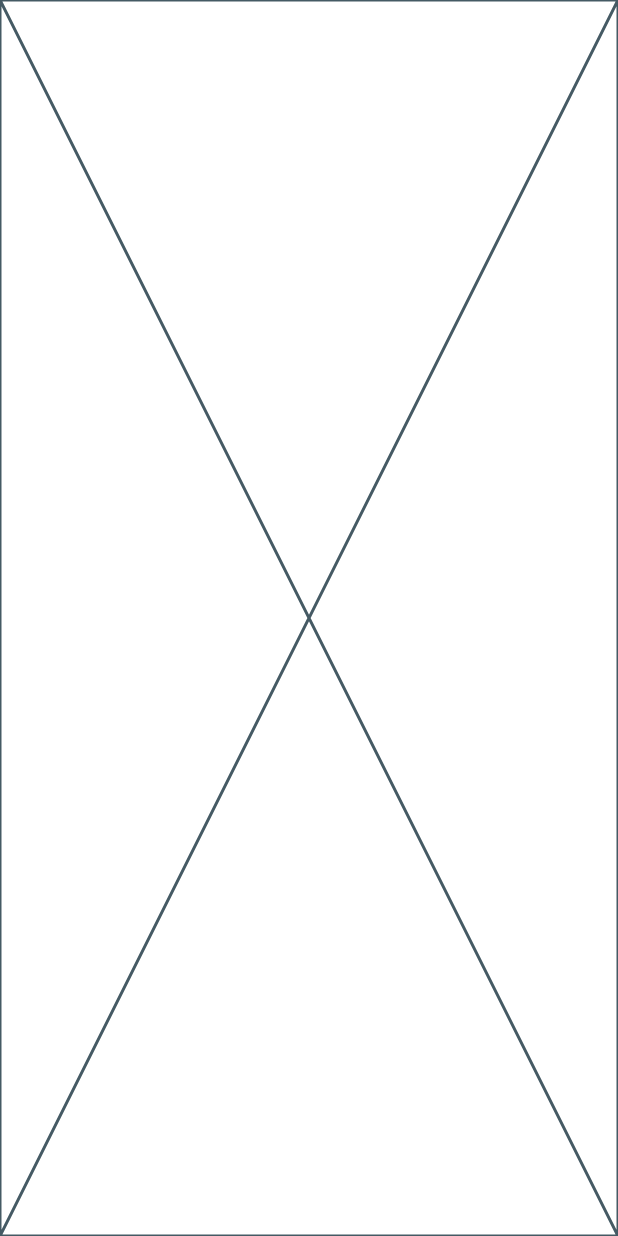
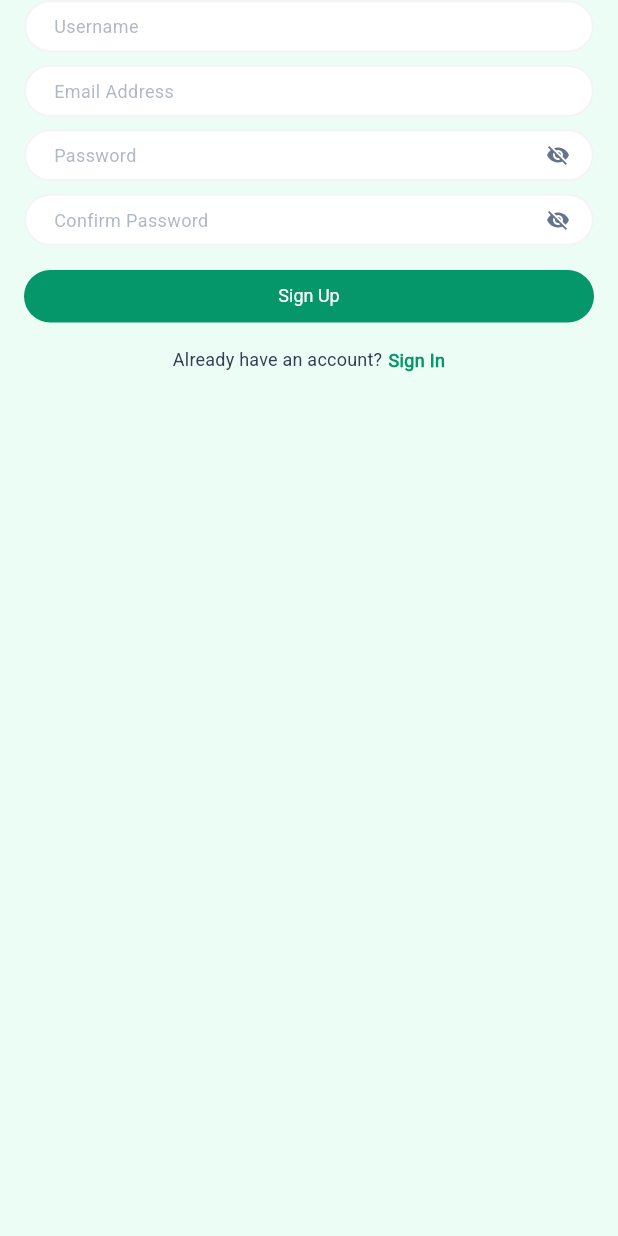
Before and after one commit to iskroshaf/nanas_mobile, a Flutter app: the screen it shows after launch, after a tap on "Sign Up", on a phone screen of 412 x 824 dp. Run offline on Flutter 3.47's test engine with Material 3 defaults, Android fonts, the light colour scheme and no system bars; our stand-ins replace connectivity_plus, flutter_dotenv.

Commit message:
Add sign up page, validation, and connectivity checks
Implemented sign up UI and logic in SignUp page, including field validation and navigation to SignIn. Added custom widgets for text fields, icon buttons, and snack bars. Introduced connectivity checks and validators. Integrated connectivity_plus package and updated platform plugin registrants for macOS and Windows.

```diff
--- a/lib/pages/sign_up.dart
+++ b/lib/pages/sign_up.dart
@@ -1,6 +1,14 @@
 // lib/pages/sign_up.dart
 
 import 'package:flutter/material.dart';
+import 'package:nanas_mobile/pages/sign_in.dart';
+import 'package:nanas_mobile/services/auth.dart';
+import 'package:nanas_mobile/styles/colors.dart';
+import 'package:nanas_mobile/styles/sizes.dart';
+import 'package:nanas_mobile/utils/validators.dart';
+import 'package:nanas_mobile/widgets/custom_elevated_button.dart';
+import 'package:nanas_mobile/widgets/custom_snack_bar.dart';
+import 'package:nanas_mobile/widgets/custom_text_field.dart';
 
 class SignUp extends StatefulWidget {
   const SignUp({super.key});
@@ -10,8 +18,165 @@ class SignUp extends StatefulWidget {
 }
 
 class _SignUpState extends State<SignUp> {
+  final TextEditingController _usernameController = TextEditingController();
+  final TextEditingController _emailController = TextEditingController();
+  final TextEditingController _passwordController = TextEditingController();
+  final TextEditingController _confirmPasswordController =
+      TextEditingController();
+
+  bool _isSignUp = false;
+
+  Future<void> _signUp() async {
+    setState(() {
+      _isSignUp = true;
+    });
+
+    final isValid = await validateSignUpFields(
+      context,
+      _usernameController,
+      _emailController,
+      _passwordController,
+      _confirmPasswordController,
+    );
+
+    if (!mounted) return;
+
+    if (!isValid) {
+      setState(() {
+        _isSignUp = false;
+      });
+      return;
+    }
+
+    try {
+      await signUp(
+        _emailController.text.trim(),
+        _passwordController.text,
+        _usernameController.text.trim(),
+      );
+
+      if (!mounted) return;
+
+      CustomSnackBar.show(
+        context: context,
+        message: 'Sign Up successfully',
+        type: SnackBarType.success,
+      );
+
+      Navigator.pushReplacement(
+        context,
+        MaterialPageRoute(builder: (context) => const SignIn()),
+      );
+    } catch (e) {
+      if (!mounted) return;
+      CustomSnackBar.show(
+        context: context,
+        message: e.toString(),
+        type: SnackBarType.error,
+      );
+    } finally {
+      if (mounted) {
+        setState(() {
+          _isSignUp = false;
+        });
+      }
+    }
+  }
+
+  @override
+  void dispose() {
+    _usernameController.dispose();
+    _emailController.dispose();
+    _passwordController.dispose();
+    _confirmPasswordController.dispose();
+    super.dispose();
+  }
+
   @override
   Widget build(BuildContext context) {
-    return const Placeholder();
+    final textTheme = Theme.of(context).textTheme;
+
+    return Scaffold(
+      body: SafeArea(
+        child: SingleChildScrollView(
+          padding: kPaddingBody,
+          child: Column(
+            children: [
+              CustomTextField(
+                isDisable: _isSignUp,
+                controller: _usernameController,
+                hintText: 'Username',
+              ),
+              const SizedBox(height: 8),
+              CustomTextField(
+                isDisable: _isSignUp,
+                controller: _emailController,
+                hintText: 'Email Address',
+              ),
+              const SizedBox(height: 8),
+              CustomTextField(
+                isDisable: _isSignUp,
+                controller: _passwordController,
+                hintText: 'Password',
+                isObscureText: true,
+              ),
+              const SizedBox(height: 8),
+              CustomTextField(
+                isDisable: _isSignUp,
+                controller: _confirmPasswordController,
+                hintText: 'Confirm Password',
+                isObscureText: true,
+              ),
+              const SizedBox(height: 16),
+              SizedBox(
+                height: 35,
+                width: double.infinity,
+                child: CustomElevatedButton(
+                  text: 'Sign Up',
+                  onPressed: _signUp,
+                  isLoading: _isSignUp,
+                ),
+              ),
+              SizedBox(height: 16),
+              Row(
+                mainAxisAlignment: MainAxisAlignment.center,
+                children: [
+                  Text(
+                    'Already have an account?',
+                    style: textTheme.titleMedium?.copyWith(
+                      fontWeight: FontWeight.normal,
+                    ),
+                  ),
+                  SizedBox(width: 4),
+                  GestureDetector(
+                    onTap:
+                        _isSignUp
+                            ? null
+                            : () {
+                              Navigator.pushReplacement(
+                                context,
+                                MaterialPageRoute(
+                                  builder: (context) => SignIn(),
+                                ),
+                              );
+                            },
+                    child: Opacity(
+                      opacity: _isSignUp ? 0.5 : 1.0,
+                      child: Text(
+                        'Sign In',
+                        style: Theme.of(context).textTheme.bodyMedium?.copyWith(
+                          fontWeight: FontWeight.bold,
+                          color: kPrimaryColor,
+                        ),
+                      ),
+                    ),
+                  ),
+                ],
+              ),
+            ],
+          ),
+        ),
+      ),
+    );
   }
 }
--- /dev/null
+++ b/lib/widgets/custom_icon_button.dart
@@ -0,0 +1,51 @@
+// lib/widgets/custom_icon_button.dart
+
+import 'package:flutter/material.dart';
+import 'package:nanas_mobile/styles/colors.dart';
+import 'package:nanas_mobile/styles/sizes.dart';
+
+class CustomIconButton extends StatefulWidget {
+  final VoidCallback? onPressed;
+  final IconData icon;
+  final double iconSize;
+  final Color? iconColor;
+
+  const CustomIconButton({
+    super.key,
+    required this.onPressed,
+    required this.icon,
+    this.iconSize = kIconSizeSmall,
+    this.iconColor,
+  });
+
+  @override
+  State<CustomIconButton> createState() => _CustomIconButtonState();
+}
+
+class _CustomIconButtonState extends State<CustomIconButton> {
+  bool _isTapped = false;
+
+  @override
+  Widget build(BuildContext context) {
+    final theme = Theme.of(context);
+    final isDark = theme.brightness == Brightness.dark;
+
+    return GestureDetector(
+      onTapDown: (_) => setState(() => _isTapped = true),
+      onTapUp: (_) {
+        setState(() => _isTapped = false);
+        widget.onPressed?.call();
+      },
+      onTapCancel: () => setState(() => _isTapped = false),
+      child: AnimatedOpacity(
+        duration: const Duration(milliseconds: 150),
+        opacity: _isTapped ? 0.5 : 1.0,
+        child: Icon(
+          widget.icon,
+          size: widget.iconSize,
+          color: widget.iconColor ?? (isDark ? kWhiteColor : kIconColor),
+        ),
+      ),
+    );
+  }
+}
--- /dev/null
+++ b/lib/widgets/custom_text_field.dart
@@ -0,0 +1,151 @@
+// lib/widgets/custom_text_field.dart
+
+import 'package:flutter/material.dart';
+import 'package:nanas_mobile/styles/colors.dart';
+import 'package:nanas_mobile/styles/sizes.dart';
+import 'package:nanas_mobile/widgets/custom_icon_button.dart';
+
+class CustomTextField extends StatefulWidget {
+  final String? hintText;
+  final String? labelText;
+  final TextEditingController controller;
+  final FocusNode? focusNode;
+  final bool isObscureText;
+  final bool isNumber;
+  final int maxLines;
+  final InputBorder? border;
+  final Widget? prefixIcon;
+  final Widget? suffixIcon;
+  final double? height;
+  final EdgeInsets? contentPadding;
+  final ValueChanged<String>? onChanged;
+  final ValueChanged<String>? onSubmitted;
+  final VoidCallback? onTap;
+  final int minLines;
+  final bool isDisable;
+
+  const CustomTextField({
+    super.key,
+    this.hintText,
+    this.labelText,
+    required this.controller,
+    this.focusNode,
+    this.isObscureText = false,
+    this.isNumber = false,
+    this.maxLines = 1,
+    this.minLines = 1,
+    this.border,
+    this.prefixIcon,
+    this.suffixIcon,
+    this.height,
+    this.contentPadding,
+    this.onChanged,
+    this.onSubmitted,
+    this.onTap,
+    this.isDisable = false,
+  });
+
+  @override
+  State<CustomTextField> createState() => _CustomTextFieldState();
+}
+
+class _CustomTextFieldState extends State<CustomTextField> {
+  late bool _isObscureText;
+
+  @override
+  void initState() {
+    super.initState();
+    _isObscureText = widget.isObscureText;
+  }
+
+  @override
+  Widget build(BuildContext context) {
+    final theme = Theme.of(context);
+    final isDark = theme.brightness == Brightness.dark;
+    final textTheme = theme.textTheme;
+
+    return IgnorePointer(
+      ignoring: widget.isDisable,
+      child: Opacity(
+        opacity: widget.isDisable ? 0.5 : 1,
+        child: SizedBox(
+          height: widget.height ?? (35.0 * widget.maxLines),
+          child: TextField(
+            controller: widget.controller,
+            focusNode: widget.focusNode,
+            obscureText: _isObscureText,
+            keyboardType:
+                widget.isNumber
+                    ? TextInputType.number
+                    : TextInputType.text,
+            maxLines: widget.maxLines,
+            minLines: widget.minLines,
+            onChanged: widget.onChanged,
+            onSubmitted: widget.onSubmitted,
+            onTap: widget.onTap,
+            style: textTheme.bodyMedium,
+            decoration: InputDecoration(
+              labelText: widget.labelText,
+              labelStyle: textTheme.bodyMedium?.copyWith(
+                color:
+                    isDark
+                        ? kWhiteColor.withOpacity(0.5)
+                        : kTextColorMedium.withOpacity(0.5),
+              ),
+              hintText: widget.hintText,
+              hintStyle: textTheme.bodyMedium?.copyWith(
+                color:
+                    isDark
+                        ? kWhiteColor.withOpacity(0.5)
+                        : kTextColorMedium.withOpacity(0.5),
+              ),
+              filled: true,
+              fillColor: isDark ? kSecondaryColor : kWhiteColor,
+              contentPadding: widget.contentPadding ?? kPaddingInput,
+              border: widget.border,
+              enabledBorder: OutlineInputBorder(
+                borderRadius: BorderRadius.circular(30.0),
+                borderSide: BorderSide(
+                  color:
+                      isDark
+                          ? kWhiteColor.withOpacity(0.25)
+                          : Color(0xFFcbd5e1).withOpacity(0.25),
+                  width: 1.5,
+                ),
+              ),
+              focusedBorder: OutlineInputBorder(
+                borderRadius: BorderRadius.circular(30.0),
+                borderSide: BorderSide(color: kPrimaryColor, width: 1.5),
+              ),
+              prefixIcon:
+                  widget.prefixIcon != null
+                      ? IconTheme(
+                        data: IconThemeData(
+                          color: isDark ? kWhiteColor : kIconColor,
+                          size: kIconSizeSmall,
+                        ),
+                        child: widget.prefixIcon!,
+                      )
+                      : null,
+              suffixIcon:
+                  widget.suffixIcon ??
+                  (widget.isObscureText
+                      ? CustomIconButton(
+                        icon:
+                            _isObscureText
+                                ? Icons.visibility_off
+                                : Icons.visibility,
+                        onPressed: () {
+                          setState(() {
+                            _isObscureText = !_isObscureText;
+                          });
+                        },
+                      )
+                      : null),
+            ),
+          ),
+        ),
+      ),
+    );
+  }
+}
--- a/pubspec.yaml
+++ b/pubspec.yaml
@@ -40,6 +40,7 @@ dependencies:
   shared_preferences: ^2.5.3
   http: ^1.5.0
   shimmer: ^3.0.0
+  connectivity_plus: ^7.0.0
 
 dev_dependencies:
   flutter_test:
```
Also changed, not shown: lib/pages/sign_in.dart (added, +17 -0 lines), lib/services/auth.dart (added, +37 -0 lines), lib/utils/connectivities.dart (added, +28 -0 lines), lib/utils/validators.dart (added, +131 -0 lines), lib/widgets/custom_snack_bar.dart (added, +115 -0 lines), pubspec.lock, 3 other files.
